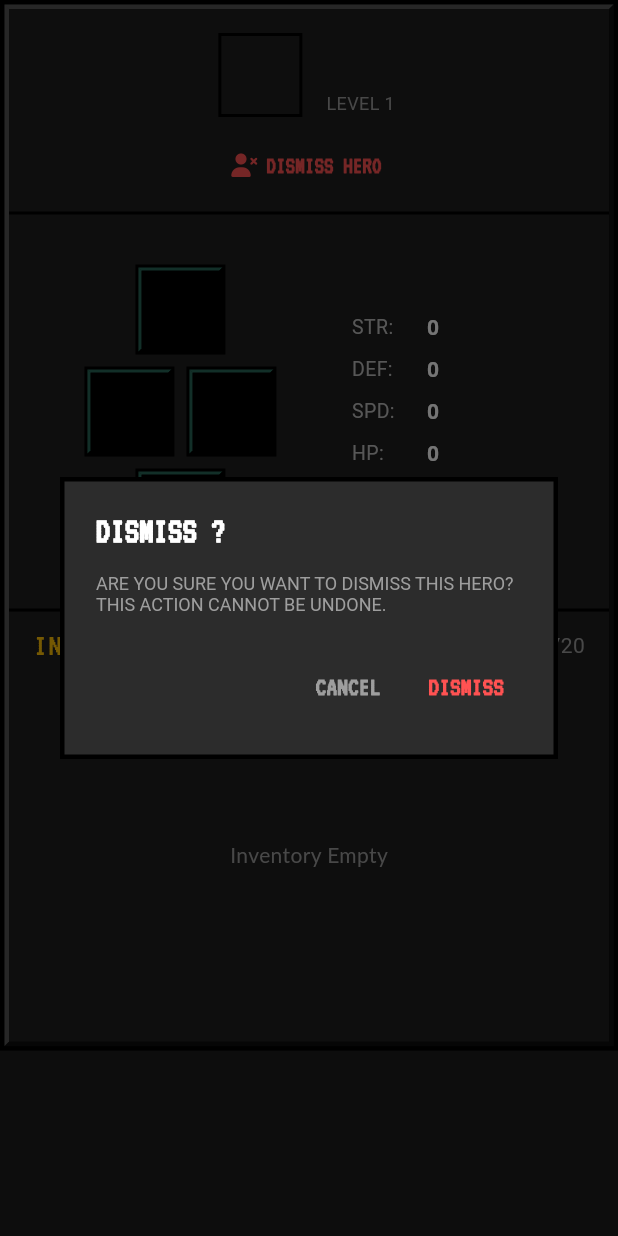
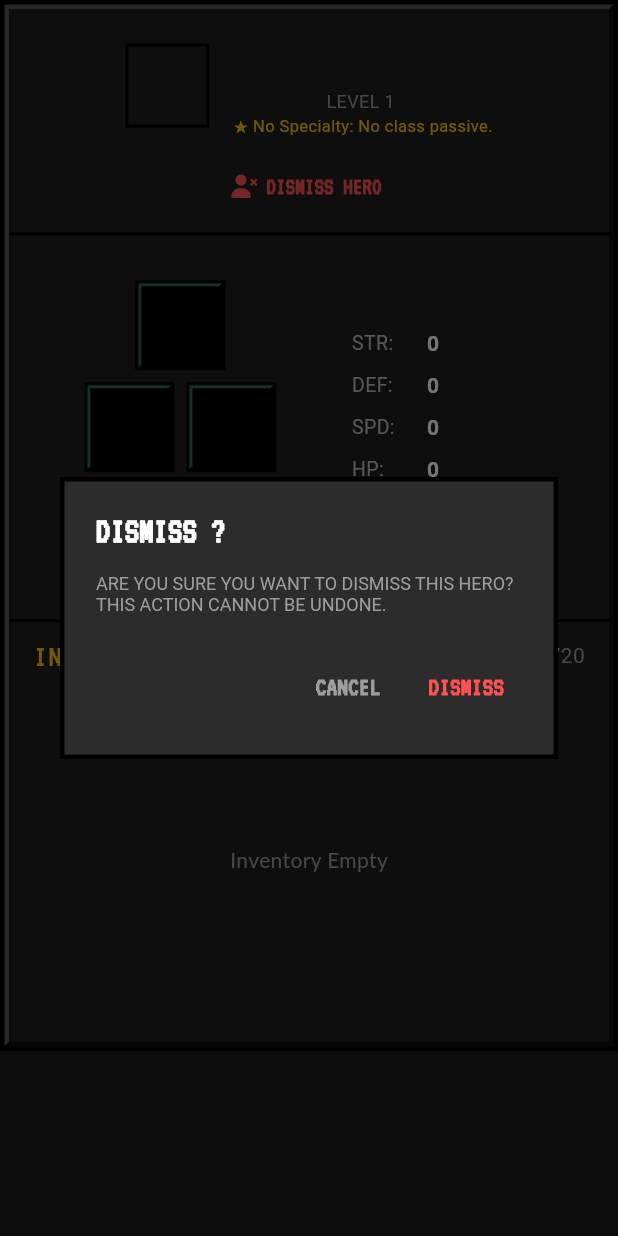
Before and after one commit to parkerallen1/guilds-of-antiquity, a Flutter app: the HeroDetailSheet widget shown alone on an empty page, opened directly with empty values, after a tap on "DISMISS HERO", on a phone screen of 412 x 824 dp. Run offline on Flutter 3.47's test engine with Material 3 defaults, Android fonts, the phone set to English and light mode, and no system bars; our stand-ins replace audioplayers, flutter_animate, flutter_riverpod, font_awesome_flutter, google_fonts, hive and 1 more; accounts and stored records are empty; Roboto replaces fonts that are missing (Pixelify Sans).

Commit message:
feat(meta): class mechanical identity (P3.4)
Classes (Warrior/Ranger/Mage/Thief) differed only in starting-stat ranges and
were cosmetic thereafter. Give each a real ongoing passive that complements
its stat lean, applied in the pure resolver / combat math:

  Warrior 'Battle-Hardened' -> takes 20% less damage
  Ranger  'Keen Eye'        -> +8% loot drop chance
  Mage    'Arcane Insight'  -> +25% quest XP
  Thief   'Plunder'         -> +25% quest gold

Unknown classes (the sim's 'Mercenary') are neutral, so balance runs stay
class-agnostic (verified: sim deltas are within unseeded-RNG noise). Passives
are surfaced in hero creation and the hero detail sheet.

This completes the previously-deferred half of P3.4. flutter analyze clean;
32 tests green (added hero_class_test).

```diff
--- /dev/null
+++ b/lib/models/hero_class.dart
@@ -0,0 +1,63 @@
+/// Mechanical identity for each hero class (P3.4). Classes used to differ only
+/// in their starting-stat ranges; each now carries an ongoing passive that
+/// complements its stat lean, applied in the pure quest resolver / combat math.
+class HeroClassPassive {
+  final String name;
+  final String description;
+
+  /// Multiplier on quest gold earned (Thief).
+  final double goldMult;
+
+  /// Multiplier on quest XP earned (Mage).
+  final double xpMult;
+
+  /// Additive bonus to loot drop chance (Ranger).
+  final double dropBonus;
+
+  /// Multiplier on damage taken; <1 means tankier (Warrior).
+  final double damageTakenMult;
+
+  const HeroClassPassive({
+    required this.name,
+    required this.description,
+    this.goldMult = 1.0,
+    this.xpMult = 1.0,
+    this.dropBonus = 0.0,
+    this.damageTakenMult = 1.0,
+  });
+}
+
+class HeroClasses {
+  static const HeroClassPassive _none = HeroClassPassive(
+    name: 'No Specialty',
+    description: 'No class passive.',
+  );
+
+  static const Map<String, HeroClassPassive> _passives = {
+    'Warrior': HeroClassPassive(
+      name: 'Battle-Hardened',
+      description: 'Takes 20% less damage in combat.',
+      damageTakenMult: 0.8,
+    ),
+    'Ranger': HeroClassPassive(
+      name: 'Keen Eye',
+      description: '+8% loot drop chance.',
+      dropBonus: 0.08,
+    ),
+    'Mage': HeroClassPassive(
+      name: 'Arcane Insight',
+      description: '+25% XP from quests.',
+      xpMult: 1.25,
+    ),
+    'Thief': HeroClassPassive(
+      name: 'Plunder',
+      description: '+25% gold from quests.',
+      goldMult: 1.25,
+    ),
+  };
+
+  /// The passive for [classType], or a neutral one for unknown classes (e.g.
+  /// the simulator's 'Mercenary', which keeps balance runs class-agnostic).
+  static HeroClassPassive of(String classType) =>
+      _passives[classType] ?? _none;
+}
--- a/lib/ui/widgets/hero_detail_sheet.dart
+++ b/lib/ui/widgets/hero_detail_sheet.dart
@@ -3,6 +3,7 @@ import 'package:flutter_riverpod/flutter_riverpod.dart';
 import 'package:google_fonts/google_fonts.dart';
 import 'package:font_awesome_flutter/font_awesome_flutter.dart';
 import '../../models/hero_model.dart';
+import '../../models/hero_class.dart';
 import '../../models/item_model.dart';
 import '../../providers/hero_provider.dart';
 import '../../providers/game_provider.dart';
@@ -60,6 +61,13 @@ class HeroDetailSheet extends ConsumerWidget {
                   Text(
                     "LEVEL ${currentHero.level} ${currentHero.classType.toUpperCase()}",
                     style: GoogleFonts.pixelifySans(color: Colors.grey, fontSize: 12),
+                  ),
+                  Text(
+                    "★ ${HeroClasses.of(currentHero.classType).name}: ${HeroClasses.of(currentHero.classType).description}",
+                    style: GoogleFonts.pixelifySans(
+                      color: Colors.amber,
+                      fontSize: 11,
+                    ),
                   ),
                 ],
               ),
--- a/lib/utils/game_logic.dart
+++ b/lib/utils/game_logic.dart
@@ -1,5 +1,6 @@
 import 'dart:math';
 import '../models/hero_model.dart';
+import '../models/hero_class.dart';
 import '../models/quest_model.dart';
 import '../models/item_model.dart';
 import 'loot_factory.dart';
@@ -53,7 +54,9 @@ class GameLogic {
   static int calculateHealthLoss(HeroModel hero, Quest quest) {
     double chance = calculateSuccessChance(hero, quest);
     int lossPercent = calculateHealthLossPercent(hero, chance);
-    return (hero.maxHp * (lossPercent / 100.0)).round();
+    // Class passive (P3.4): Warrior takes less damage. Neutral otherwise.
+    final double classMult = HeroClasses.of(hero.classType).damageTakenMult;
+    return (hero.maxHp * (lossPercent / 100.0) * classMult).round();
   }
 
   static int calculateQuestDuration(
```
Also changed, not shown: lib/engine/quest_resolver.dart (+10 -3 lines), lib/ui/screens/hero_creation_screen.dart (+12 -12 lines), 1 other file.
